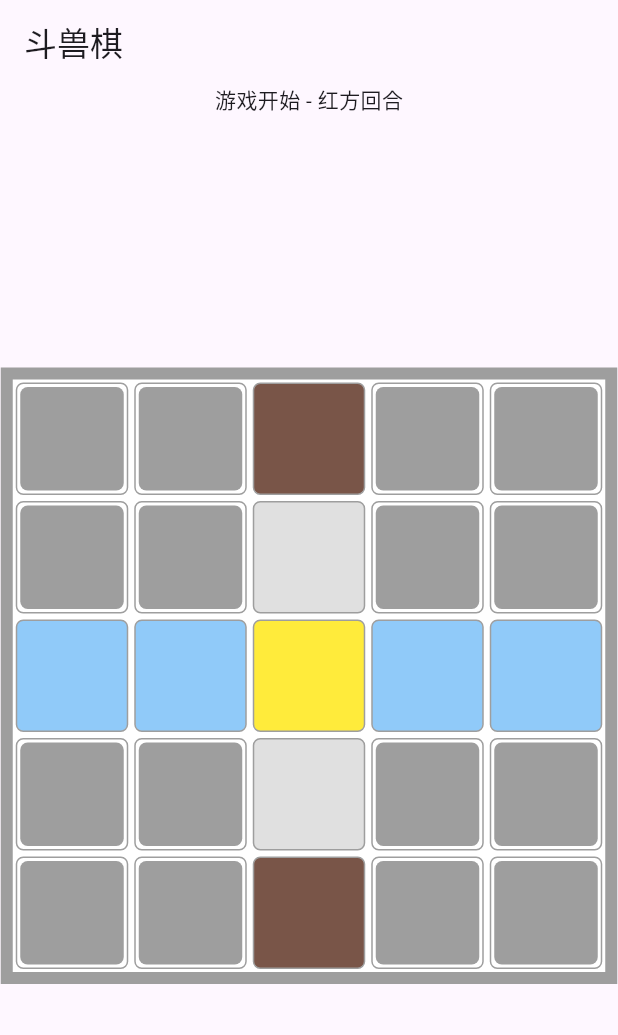
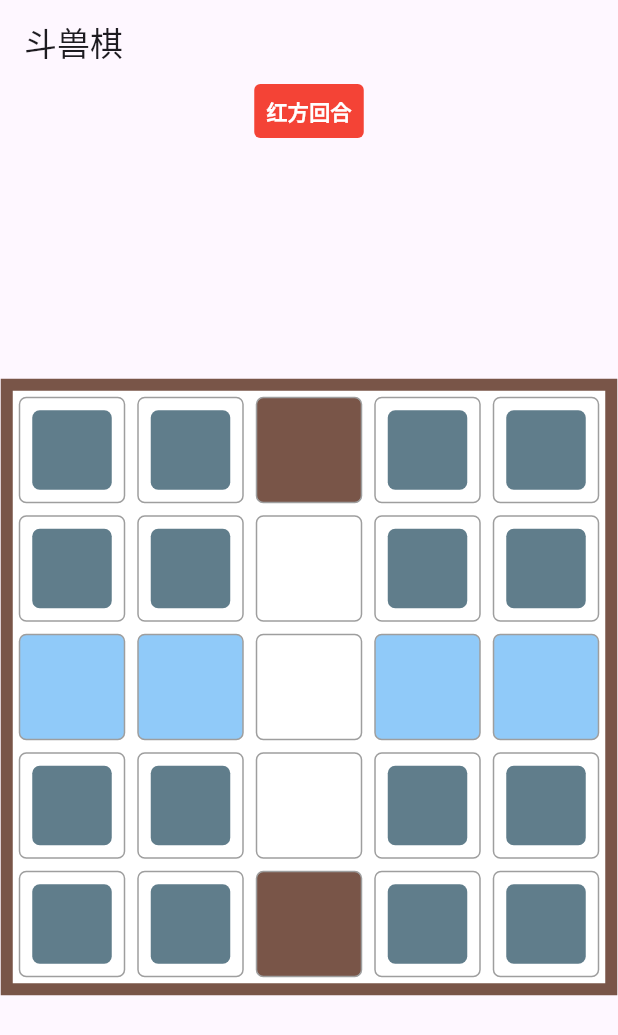
Before and after one commit to Rebort-a/ElementalBattle, a Flutter app: the screen it shows after launch, on a phone screen of 412 x 824 dp. Shown: the top 1035 px of the screen. Run offline on Flutter 3.47's test engine with Material 3 defaults, Android fonts, the phone set to English and light mode, and no system bars.

Commit message:
斗兽棋修改1

```diff
--- a/animal_chess/lib/chess_manager.dart
+++ b/animal_chess/lib/chess_manager.dart
@@ -8,9 +8,18 @@ import 'models.dart';
 
 enum AnimalType { elephant, tiger, lion, leopard, wolf, dog, cat, mouse }
 
-const List<String> animalNames = ["象", "虎", "狮", "豹", "狼", "狗", "猫", "鼠"];
+const List<String> animalNames = [
+  "🐘",
+  "🐯",
+  "🦁",
+  "🐆",
+  "🐺",
+  "🐕",
+  "🐈",
+  "🐭"
+];
 
-enum Player { red, blue }
+enum PlayerType { red, blue }
 
 const List<String> ownerNames = ["红", "蓝"];
 
@@ -18,7 +27,7 @@ enum GridType { land, river, road, bridge, tree }
 
 class Animal {
   final AnimalType type;
-  final Player owner;
+  final PlayerType owner;
   bool isRevealed = false;
 
   Animal(this.type, this.owner);
@@ -59,14 +68,13 @@ class Animal {
     return true;
   }
 
-  String get displayName =>
-      isRevealed ? "${ownerNames[owner.index]}${animalNames[type.index]}" : "";
+  String get displayName => isRevealed ? animalNames[type.index] : "";
 
   Color get displayColor => isRevealed
-      ? owner == Player.red
+      ? owner == PlayerType.red
           ? Colors.red
           : Colors.blue
-      : Colors.grey;
+      : Colors.blueGrey;
 }
 
 class Point {
@@ -90,12 +98,14 @@ class Grid {
     bool? isSelected,
     bool? isHighlighted,
     bool? isEmpty,
+    bool? isHidden,
   }) {
     return Grid(point: point, type: type)
       ..animal = animal ?? this.animal
       ..isSelected = isSelected ?? this.isSelected
       ..isHighlighted = isHighlighted ?? this.isHighlighted
-      ..isEmpty = isEmpty ?? this.isEmpty;
+      ..isEmpty = isEmpty ?? this.isEmpty
+      ..isHidden = isHidden ?? this.isHidden;
   }
 
   bool get isEmpty => animal == null;
@@ -105,7 +115,18 @@ class Grid {
     }
   }
 
-  bool get isHidden => animal != null && !animal!.isRevealed;
+  bool get isHidden => !isEmpty && !animal!.isRevealed;
+  set isHidden(bool value) {
+    if (value) {
+      if (!isEmpty) {
+        animal!.isRevealed = false;
+      }
+    } else {
+      if (!isEmpty) {
+        animal!.isRevealed = true;
+      }
+    }
+  }
 }
 
 class ChessManager {
@@ -114,19 +135,16 @@ class ChessManager {
 
   final AlwaysNotifier<void Function(BuildContext)> showPage =
       AlwaysNotifier((_) {});
-  final ValueNotifier<String> info = ValueNotifier("游戏开始 - 红方回合");
+  final ValueNotifier<PlayerType> currentPlayer = ValueNotifier(PlayerType.red);
   final ValueNotifier<List<List<ValueNotifier<Grid>>>> displayMap =
       ValueNotifier([]);
 
-  Player _currentPlayer = Player.red;
   Point? _selectedPos;
 
   ChessManager() {
     _initBoard();
     _placeAnimalsRandomly();
   }
-
-  Player get currentPlayer => _currentPlayer;
 
   void _initBoard() {
     List<List<Grid>> newMap = [];
@@ -160,9 +178,9 @@ class ChessManager {
 
   void _placeAnimalsRandomly() {
     final redAnimals =
-        AnimalType.values.map((type) => Animal(type, Player.red)).toList();
+        AnimalType.values.map((type) => Animal(type, PlayerType.red)).toList();
     final blueAnimals =
-        AnimalType.values.map((type) => Animal(type, Player.blue)).toList();
+        AnimalType.values.map((type) => Animal(type, PlayerType.blue)).toList();
 
     final availableGrids = <Point>[];
     for (int y = 0; y < boardLength; y++) {
@@ -182,14 +200,14 @@ class ChessManager {
       final pos = availableGrids[i];
       final grid = displayMap.value[pos.y][pos.x].value;
       displayMap.value[pos.y][pos.x].value =
-          grid.copyWith(animal: redAnimals[i], isEmpty: false);
+          grid.copyWith(animal: redAnimals[i], isEmpty: false, isHidden: true);
     }
 
     for (int i = 8; i < 16; i++) {
       final pos = availableGrids[i];
       final grid = displayMap.value[pos.y][pos.x].value;
-      displayMap.value[pos.y][pos.x].value =
-          grid.copyWith(animal: blueAnimals[i - 8], isEmpty: false);
+      displayMap.value[pos.y][pos.x].value = grid.copyWith(
+          animal: blueAnimals[i - 8], isEmpty: false, isHidden: true);
     }
   }
 
@@ -216,7 +234,7 @@ class ChessManager {
     }
 
     // 选择当前玩家的动物
-    if (grid.animal != null && grid.animal!.owner == _currentPlayer) {
+    if (grid.animal != null && grid.animal!.owner == currentPlayer.value) {
       _selectGrid(point);
       _calculateValidMoves();
     }
@@ -257,10 +275,9 @@ class ChessManager {
   void _revealCard(Point point) {
     final gridNotifier = displayMap.value[point.y][point.x];
     final grid = gridNotifier.value;
-    if (grid.animal == null || grid.animal!.isRevealed) return;
+    if (!grid.isHidden) return;
 
-    final revealedAnimal = grid.animal!..isRevealed = true;
-    gridNotifier.value = grid.copyWith(animal: revealedAnimal, isEmpty: false);
+    gridNotifier.value = grid.copyWith(isEmpty: false, isHidden: false);
 
     _clearSelection();
     _checkGameOver();
@@ -340,12 +357,17 @@ class ChessManager {
     final fromGrid = displayMap.value[_selectedPos!.y][_selectedPos!.x].value;
     final animal = fromGrid.animal!;
 
-    if (!animal.canMoveTo(fromGrid.type, targetGrid.type)) return;
-    if (targetGrid.animal != null &&
-        targetGrid.animal!.owner == _currentPlayer) {
+    if (targetGrid.isHidden) {
       return;
     }
 
+    if (!targetGrid.isEmpty && targetGrid.animal!.owner == animal.owner) {
+      return;
+    }
+
+    if (!animal.canMoveTo(fromGrid.type, targetGrid.type)) {
+      return;
+    }
     // 高亮显示有效移动
     displayMap.value[y][x].value = targetGrid.copyWith(isHighlighted: true);
   }
@@ -358,8 +380,9 @@ class ChessManager {
   }
 
   void _switchPlayer() {
-    _currentPlayer = _currentPlayer == Player.red ? Player.blue : Player.red;
-    info.value = "${_currentPlayer == Player.red ? "红" : "蓝"}方回合";
+    currentPlayer.value = (currentPlayer.value == PlayerType.red
+        ? PlayerType.blue
+        : PlayerType.red);
   }
 
   void _checkGameOver() {
@@ -370,7 +393,7 @@ class ChessManager {
       for (final cell in row) {
         final grid = cell.value;
         if (grid.animal != null) {
-          if (grid.animal!.owner == Player.red) {
+          if (grid.animal!.owner == PlayerType.red) {
             redCount++;
           } else {
             blueCount++;
@@ -416,9 +439,8 @@ class ChessManager {
   }
 
   void _restart() {
-    _currentPlayer = Player.red;
+    currentPlayer.value = PlayerType.red;
     _selectedPos = null;
-    info.value = "游戏重新开始 - 红方回合";
 
     // 清除所有选择和状态
     _initBoard();
--- a/animal_chess/lib/chess_page.dart
+++ b/animal_chess/lib/chess_page.dart
@@ -43,10 +43,31 @@ class ChessPage extends StatelessWidget {
 
   Widget _buildInfo() {
     return ValueListenableBuilder(
-      valueListenable: _manager.info,
+      valueListenable: _manager.currentPlayer,
       builder: (context, value, child) {
-        return Text(value);
+        return buildTurnIndicator(value);
       },
+    );
+  }
+
+  Widget buildTurnIndicator(PlayerType playerType) {
+    bool isRedTurn = playerType == PlayerType.red;
+    final backgroundColor = isRedTurn ? Colors.red : Colors.blue;
+    final text = isRedTurn ? "红方回合" : "蓝方回合";
+
+    return Container(
+      padding: const EdgeInsets.all(8.0),
+      decoration: BoxDecoration(
+        color: backgroundColor,
+        borderRadius: BorderRadius.circular(4.0),
+      ),
+      child: Text(
+        text,
+        style: const TextStyle(
+          color: Colors.white,
+          fontWeight: FontWeight.bold,
+        ),
+      ),
     );
   }
 
@@ -56,7 +77,7 @@ class ChessPage extends StatelessWidget {
           child: Container(
             decoration: BoxDecoration(
               color: Colors.white,
-              border: Border.all(color: Colors.grey, width: 8),
+              border: Border.all(color: Colors.brown, width: 8),
             ),
             child: ValueListenableBuilder(
               valueListenable: _manager.displayMap,
@@ -99,7 +120,7 @@ class ChessPage extends StatelessWidget {
                               return GestureDetector(
                                 onTap: () => _manager.selectGrid(Point(x, y)),
                                 child: Container(
-                                    margin: const EdgeInsets.all(2),
+                                  margin: const EdgeInsets.all(4),
                                   decoration: BoxDecoration(
                                     color: _getGridColor(value),
                                     border: Border.all(
@@ -118,7 +139,7 @@ class ChessPage extends StatelessWidget {
                                   child: value.isEmpty
                                       ? null
                                       : Container(
-                                            margin: const EdgeInsets.all(2),
+                                          margin: const EdgeInsets.all(8),
                                           decoration: BoxDecoration(
                                             color: value.animal!.displayColor,
                                             borderRadius:
@@ -130,11 +151,12 @@ class ChessPage extends StatelessWidget {
                                               style: const TextStyle(
                                                 color: Colors.white,
                                                 fontWeight: FontWeight.bold,
-                                                  fontSize: 16,
+                                                fontSize: 32,
                                               ),
                                             ),
                                           ),
-                                          )),
+                                        ),
+                                ),
                               );
                             },
                           );
@@ -151,16 +173,14 @@ class ChessPage extends StatelessWidget {
 
   static Color _getGridColor(Grid grid) {
     switch (grid.type) {
-      case GridType.land:
-        return Colors.white; // 陆地
-      case GridType.river:
-        return Colors.blue[200]!; // 河流
-      case GridType.road:
-        return Colors.grey[300]!; // 道路
-      case GridType.bridge:
-        return Colors.yellow; // 桥
-      case GridType.tree:
-        return Colors.brown; // 树林
+      case GridType.land: // 陆地
+      case GridType.road: // 道路
+      case GridType.bridge: // 桥
+        return Colors.white;
+      case GridType.river: // 河流
+        return Colors.blue[200]!;
+      case GridType.tree: // 树
+        return Colors.brown;
     }
   }
 }
```
Lines whose indentation alone changed are shown as unchanged.
